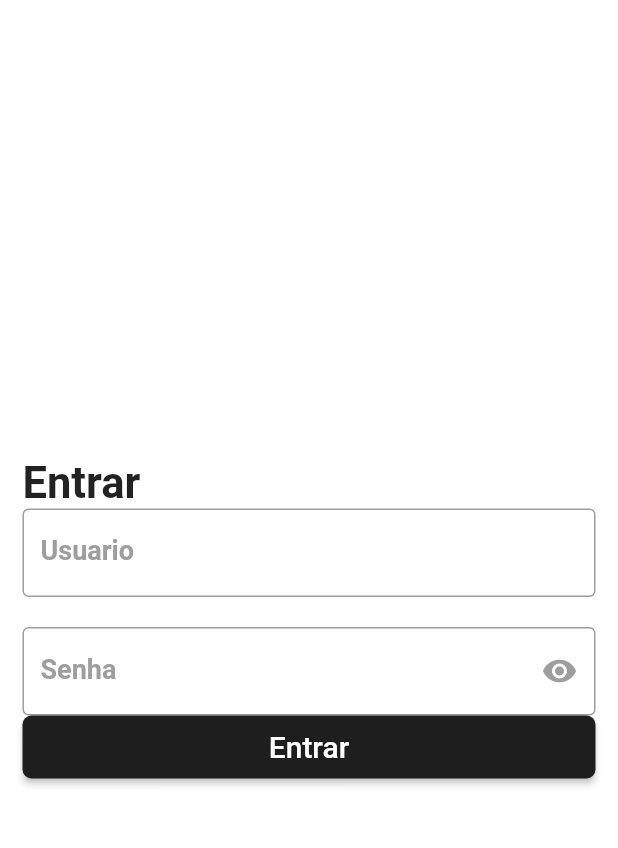
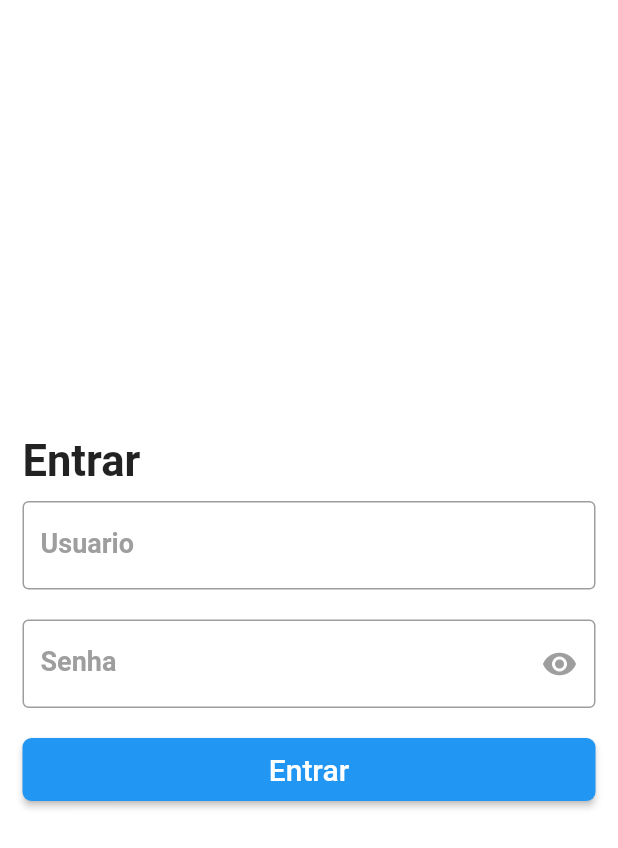
Before and after one commit to NeoSolutions2022/JudoApp, a Flutter app: the screen it shows after launch, on a phone screen of 412 x 824 dp. Shown: the top 848 px of the screen. Run offline on Flutter 3.47's test engine with Material 2 defaults, Android fonts, the light colour scheme and no system bars; our stand-ins replace get_it.

Commit message:
Elevated Button style, and test AlertDialog login

```diff
--- a/judoapp/lib/app/View/login_page/login_page.dart
+++ b/judoapp/lib/app/View/login_page/login_page.dart
@@ -30,7 +30,9 @@ class LoginPage extends StatelessWidget {
                 ),
               ),
             ),
+            SizedBox(height: 10),
             TextFormFields(),
+            SizedBox(height: 20),
             CustomElevatedButton(),
           ],
         ),
--- a/judoapp/lib/app/View/login_page/widgets/ElevatedButton/elevated_button_login.dart
+++ b/judoapp/lib/app/View/login_page/widgets/ElevatedButton/elevated_button_login.dart
@@ -17,6 +17,7 @@ class CustomElevatedButton extends StatelessWidget {
       height: 42,
       child: ElevatedButton(
         style: ElevatedButton.styleFrom(
+            backgroundColor: Colors.blue,
             shape:
                 RoundedRectangleBorder(borderRadius: BorderRadius.circular(6))),
         onPressed: () {
```
